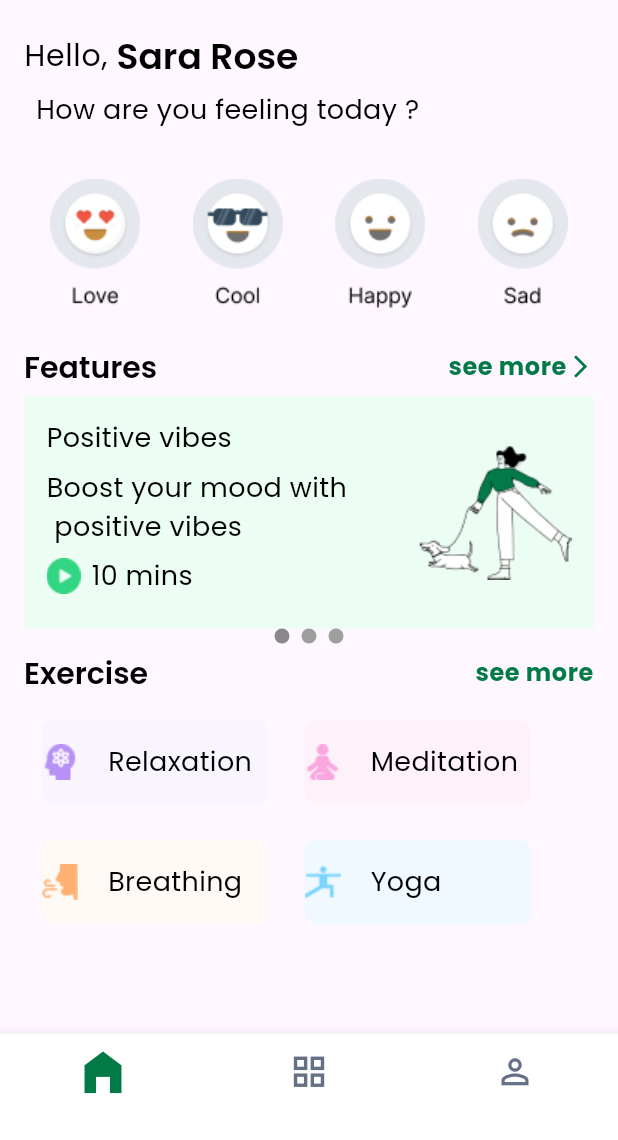
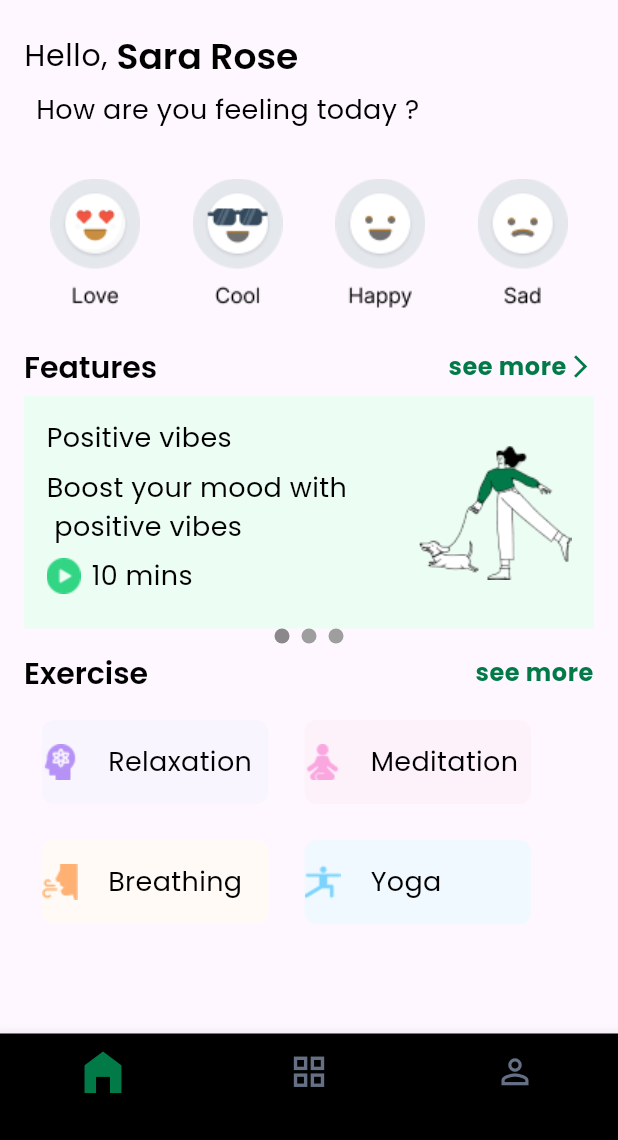
Before and after one commit to hossam159/moody_application, a Flutter app: the screen it shows after launch, on a phone screen of 412 x 824 dp, the part 96-1236 px from its top. Run offline on Flutter 3.47's test engine with Material 3 defaults, Android fonts, the phone set to English and light mode, and no system bars; drawn by our look-alikes of smooth_page_indicator; our stand-ins replace carousel_slider, google_fonts.

Commit message:
first_project

```diff
--- a/lib/applicationTheme.dart
+++ b/lib/applicationTheme.dart
@@ -15,7 +15,7 @@ class ApplicationTheme {
     ),
     bottomNavigationBarTheme: const BottomNavigationBarThemeData(
       type: BottomNavigationBarType.fixed,
-      backgroundColor: Colors.white,
+      backgroundColor: Colors.black,
       selectedIconTheme: IconThemeData(color: Color(0xFF027A48), size: 37),
       unselectedIconTheme: IconThemeData(color: Color(0xFF667085), size: 27),
     ),
```
Also changed, not shown: pubspec.lock.
